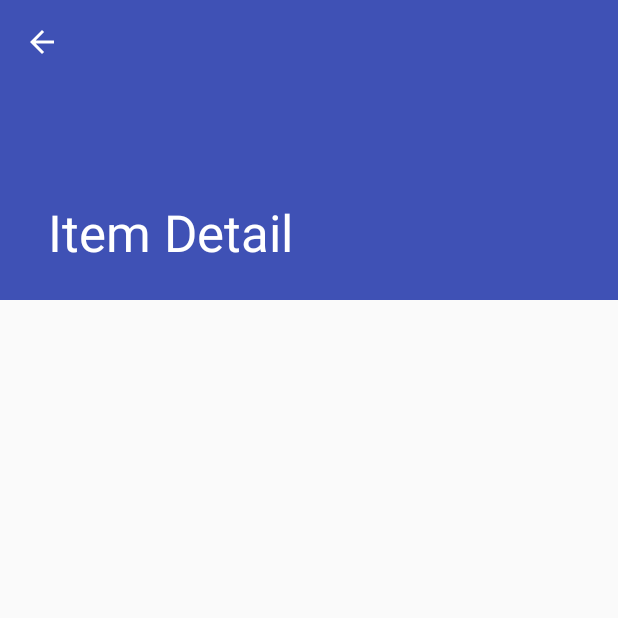
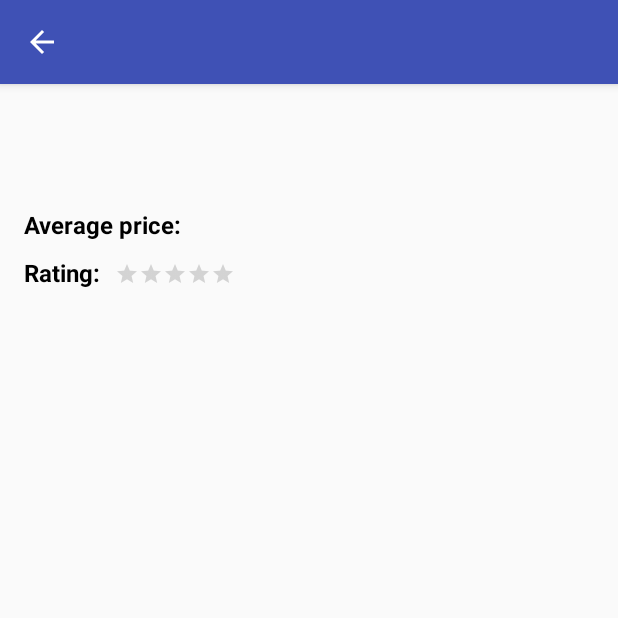
Before and after one commit to atabekm/eatery, an Android app: the ItemDetailActivity screen opened directly, with no data from a screen before it, on a phone screen of 412 x 824 dp, the top half of it. Run offline under Robolectric (Android 15) with nearby library versions, the phone set to English and light mode, and no system bars; our stand-ins replace ButterKnife, Picasso; network calls fail; pictures from the network do not load.

Commit message:
Finish details page

```diff
--- a/app/build.gradle
+++ b/app/build.gradle
@@ -47,4 +47,7 @@ dependencies {
     implementation 'io.reactivex.rxjava2:rxjava:2.1.5'
 
     implementation 'com.squareup.picasso:picasso:2.5.2'
+
+    implementation 'com.jakewharton:butterknife:8.8.1'
+    annotationProcessor 'com.jakewharton:butterknife-compiler:8.8.1'
 }
--- a/app/src/main/java/com/example/eatery/model/Item.java
+++ b/app/src/main/java/com/example/eatery/model/Item.java
@@ -1,12 +1,14 @@
 package com.example.eatery.model;
 
 import com.google.gson.annotations.SerializedName;
+
+import java.io.Serializable;
 
 /**
  * Created by atabek on 11/06/2017.
  */
 
-public class Item {
+public class Item implements Serializable {
 
     @SerializedName("name")
     private String name;
--- a/app/src/main/java/com/example/eatery/view/activity/ItemDetailActivity.java
+++ b/app/src/main/java/com/example/eatery/view/activity/ItemDetailActivity.java
@@ -1,14 +1,16 @@
 package com.example.eatery.view.activity;
 
-import android.content.Intent;
 import android.os.Bundle;
 import android.support.v7.app.ActionBar;
 import android.support.v7.app.AppCompatActivity;
 import android.support.v7.widget.Toolbar;
 import android.view.MenuItem;
 
+import com.example.eatery.R;
 import com.example.eatery.view.fragment.ItemDetailFragment;
-import com.example.eatery.R;
+
+import butterknife.BindView;
+import butterknife.ButterKnife;
 
 /**
  * An activity representing a single Item detail screen. This
@@ -18,11 +20,14 @@ import com.example.eatery.R;
  */
 public class ItemDetailActivity extends AppCompatActivity {
 
+    @BindView(R.id.detail_toolbar) Toolbar toolbar;
+
     @Override
     protected void onCreate(Bundle savedInstanceState) {
         super.onCreate(savedInstanceState);
         setContentView(R.layout.activity_item_detail);
-        Toolbar toolbar = findViewById(R.id.detail_toolbar);
+        ButterKnife.bind(this);
+
         setSupportActionBar(toolbar);
 
         // Show the Up button in the action bar.
@@ -44,8 +49,8 @@ public class ItemDetailActivity extends AppCompatActivity {
             // Create the detail fragment and add it to the activity
             // using a fragment transaction.
             Bundle arguments = new Bundle();
-            arguments.putString(ItemDetailFragment.ARG_ITEM_ID,
-                getIntent().getStringExtra(ItemDetailFragment.ARG_ITEM_ID));
+            arguments.putSerializable(ItemDetailFragment.ARG_ITEM,
+                getIntent().getSerializableExtra(ItemDetailFragment.ARG_ITEM));
             ItemDetailFragment fragment = new ItemDetailFragment();
             fragment.setArguments(arguments);
             getSupportFragmentManager().beginTransaction()
@@ -58,13 +63,7 @@ public class ItemDetailActivity extends AppCompatActivity {
     public boolean onOptionsItemSelected(MenuItem item) {
         int id = item.getItemId();
         if (id == android.R.id.home) {
-            // This ID represents the Home or Up button. In the case of this
-            // activity, the Up button is shown. For
-            // more details, see the Navigation pattern on Android Design:
-            //
-            // http://developer.android.com/design/patterns/navigation.html#up-vs-back
-            //
-            navigateUpTo(new Intent(this, ItemListActivity.class));
+            finish();
             return true;
         }
         return super.onOptionsItemSelected(item);
--- a/app/src/main/java/com/example/eatery/view/fragment/ItemDetailFragment.java
+++ b/app/src/main/java/com/example/eatery/view/fragment/ItemDetailFragment.java
@@ -1,41 +1,33 @@
 package com.example.eatery.view.fragment;
 
-import android.app.Activity;
-import android.support.design.widget.CollapsingToolbarLayout;
 import android.os.Bundle;
 import android.support.v4.app.Fragment;
 import android.view.LayoutInflater;
 import android.view.View;
 import android.view.ViewGroup;
+import android.widget.ImageView;
+import android.widget.RatingBar;
 import android.widget.TextView;
 
 import com.example.eatery.R;
-import com.example.eatery.model.dummy.DummyContent;
-import com.example.eatery.view.activity.ItemDetailActivity;
-import com.example.eatery.view.activity.ItemListActivity;
+import com.example.eatery.model.Item;
+import com.squareup.picasso.Picasso;
 
-/**
- * A fragment representing a single Item detail screen.
- * This fragment is either contained in a {@link ItemListActivity}
- * in two-pane mode (on tablets) or a {@link ItemDetailActivity}
- * on handsets.
- */
+import java.util.Locale;
+
+import butterknife.BindView;
+import butterknife.ButterKnife;
+
 public class ItemDetailFragment extends Fragment {
-    /**
-     * The fragment argument representing the item ID that this fragment
-     * represents.
-     */
-    public static final String ARG_ITEM_ID = "item_id";
+    public static final String ARG_ITEM = "item";
+    private Item item;
 
-    /**
-     * The dummy content this fragment is presenting.
-     */
-    private DummyContent.DummyItem item;
+    @BindView(R.id.item_name) TextView name;
+    @BindView(R.id.item_description) TextView description;
+    @BindView(R.id.item_average_price) TextView averagePrice;
+    @BindView(R.id.item_rating) RatingBar ratingBar;
+    @BindView(R.id.item_icon) ImageView icon;
 
-    /**
-     * Mandatory empty constructor for the fragment manager to instantiate the
-     * fragment (e.g. upon screen orientation changes).
-     */
     public ItemDetailFragment() {
     }
 
@@ -43,17 +35,8 @@ public class ItemDetailFragment extends Fragment {
     public void onCreate(Bundle savedInstanceState) {
         super.onCreate(savedInstanceState);
 
-        if (getArguments().containsKey(ARG_ITEM_ID)) {
-            // Load the dummy content specified by the fragment
-            // arguments. In a real-world scenario, use a Loader
-            // to load content from a content provider.
-            item = DummyContent.ITEM_MAP.get(getArguments().getString(ARG_ITEM_ID));
-
-            Activity activity = this.getActivity();
-            CollapsingToolbarLayout appBarLayout = activity.findViewById(R.id.toolbar_layout);
-            if (appBarLayout != null) {
-                appBarLayout.setTitle(item.content);
-            }
+        if (getArguments().containsKey(ARG_ITEM)) {
+            item = (Item) getArguments().getSerializable(ARG_ITEM);
         }
     }
 
@@ -61,10 +44,17 @@ public class ItemDetailFragment extends Fragment {
     public View onCreateView(LayoutInflater inflater, ViewGroup container,
                              Bundle savedInstanceState) {
         View rootView = inflater.inflate(R.layout.item_detail, container, false);
+        ButterKnife.bind(this, rootView);
 
-        // Show the dummy content as text in a TextView.
         if (item != null) {
-            ((TextView) rootView.findViewById(R.id.item_detail)).setText(item.details);
+            name.setText(item.getName());
+            description.setText(item.getDescription());
+            averagePrice.setText(String.format(Locale.getDefault(),"$%.2f", item.getAveragePrice()));
+            ratingBar.setRating(item.getRating());
+            ratingBar.setIsIndicator(true);
+            Picasso.with(rootView.getContext())
+                .load(item.getImageUrl())
+                .into(icon);
         }
 
         return rootView;
--- a/app/src/main/res/layout-w900dp/item_list.xml
+++ b/app/src/main/res/layout-w900dp/item_list.xml
@@ -3,8 +3,6 @@
     xmlns:tools="http://schemas.android.com/tools"
     android:layout_width="match_parent"
     android:layout_height="match_parent"
-    android:layout_marginLeft="@dimen/standard_padding"
-    android:layout_marginRight="@dimen/standard_padding"
     android:baselineAligned="false"
     android:divider="?android:attr/dividerHorizontal"
     android:orientation="horizontal"
--- a/app/src/main/res/layout/activity_item_detail.xml
+++ b/app/src/main/res/layout/activity_item_detail.xml
@@ -10,7 +10,7 @@
     <android.support.design.widget.AppBarLayout
         android:id="@+id/app_bar"
         android:layout_width="match_parent"
-        android:layout_height="@dimen/app_bar_height"
+        android:layout_height="wrap_content"
         android:fitsSystemWindows="true"
         android:theme="@style/ThemeOverlay.AppCompat.Dark.ActionBar">
 
@@ -19,8 +19,6 @@
             android:layout_width="match_parent"
             android:layout_height="match_parent"
             android:fitsSystemWindows="true"
-            app:contentScrim="?attr/colorPrimary"
-            app:layout_scrollFlags="scroll|exitUntilCollapsed"
             app:toolbarId="@+id/toolbar">
 
             <android.support.v7.widget.Toolbar
--- a/app/src/main/res/layout/item_detail.xml
+++ b/app/src/main/res/layout/item_detail.xml
@@ -1,9 +1,84 @@
-<TextView android:id="@+id/item_detail"
-    style="?android:attr/textAppearanceLarge"
-    xmlns:android="http://schemas.android.com/apk/res/android"
+<ScrollView xmlns:android="http://schemas.android.com/apk/res/android"
     xmlns:tools="http://schemas.android.com/tools"
     android:layout_width="match_parent"
-    android:layout_height="match_parent"
-    android:padding="@dimen/standard_padding"
-    android:textIsSelectable="true"
-    tools:context="com.example.eatery.view.fragment.ItemDetailFragment"/>
+    android:layout_height="match_parent">
+
+    <RelativeLayout
+        android:layout_width="match_parent"
+        android:layout_height="wrap_content"
+        android:orientation="vertical"
+        android:padding="@dimen/standard_padding">
+
+        <TextView
+            android:id="@+id/item_name"
+            android:layout_width="wrap_content"
+            android:layout_height="wrap_content"
+            android:textSize="@dimen/main_text_size"
+            android:textStyle="bold"
+            android:textColor="@android:color/black"
+            tools:text="Padstow"/>
+
+        <TextView
+            android:id="@+id/item_description"
+            android:layout_width="match_parent"
+            android:layout_height="wrap_content"
+            android:layout_marginTop="10dp"
+            android:layout_below="@id/item_name"
+            android:textSize="@dimen/secondary_text_size"
+            android:textColor="@android:color/black"
+            tools:text="Mauris aliquam pellentesque velit, in elementum massa posuere id. Class aptent taciti sociosqu ad litora torquent per conubia nostra, per inceptos himenaeos. In et rutrum lectus."/>
+
+        <TextView
+            android:id="@+id/item_average_price_title"
+            android:layout_width="wrap_content"
+            android:layout_height="wrap_content"
+            android:layout_below="@id/item_description"
+            android:layout_marginTop="10dp"
+            android:layout_marginEnd="10dp"
+            android:textSize="@dimen/secondary_text_size"
+            android:textColor="@android:color/black"
+            android:textStyle="bold"
+            android:text="@string/average_price"/>
+
+        <TextView
+            android:id="@+id/item_average_price"
+            android:layout_width="match_parent"
+            android:layout_height="wrap_content"
+            android:layout_below="@id/item_description"
+            android:layout_toEndOf="@id/item_average_price_title"
+            android:layout_marginTop="10dp"
+            android:textSize="@dimen/secondary_text_size"
+            android:textColor="@android:color/black"
+            tools:text="29.5"/>
+
+        <TextView
+            android:id="@+id/item_rating_title"
+            android:layout_width="wrap_content"
+            android:layout_height="wrap_content"
+            android:layout_below="@id/item_average_price"
+            android:layout_marginTop="10dp"
+            android:layout_marginEnd="10dp"
+            android:textSize="@dimen/secondary_text_size"
+            android:textColor="@android:color/black"
+            android:textStyle="bold"
+            android:text="@string/rating"/>
+
+        <RatingBar
+            android:id="@+id/item_rating"
+            android:layout_width="wrap_content"
+            android:layout_height="wrap_content"
+            android:layout_marginTop="14dp"
+            android:layout_below="@id/item_average_price"
+            android:layout_toEndOf="@id/item_rating_title"
+            style="?android:attr/ratingBarStyleSmall"/>
+
+        <ImageView
+            android:id="@+id/item_icon"
+            android:layout_width="match_parent"
+            android:layout_height="wrap_content"
+            android:layout_marginTop="10dp"
+            android:layout_below="@id/item_rating"/>
+
+    </RelativeLayout>
+
+</ScrollView>
--- a/app/src/main/res/values/dimens.xml
+++ b/app/src/main/res/values/dimens.xml
@@ -1,11 +1,10 @@
 <?xml version="1.0" encoding="utf-8"?>
 <resources>
-    <dimen name="fab_margin">16dp</dimen>
-    <dimen name="app_bar_height">200dp</dimen>
-    <dimen name="item_width">200dp</dimen>
+    <dimen name="item_width">300dp</dimen>
     <dimen name="text_margin">16dp</dimen>
     <dimen name="standard_padding">16dp</dimen>
-    <dimen name="item_size">70dp</dimen>
-    <dimen name="title_text_size">18sp</dimen>
-    <dimen name="description_text_size">16sp</dimen>
+    <dimen name="item_size">102dp</dimen>
+    <dimen name="main_text_size">18sp</dimen>
+    <dimen name="secondary_text_size">16sp</dimen>
+    <dimen name="icon_size">70dp</dimen>
 </resources>
--- a/app/src/main/res/values/strings.xml
+++ b/app/src/main/res/values/strings.xml
@@ -1,4 +1,6 @@
 <resources>
     <string name="app_name">Eatery</string>
     <string name="title_item_detail">Item Detail</string>
+    <string name="rating">Rating:</string>
+    <string name="average_price">Average price:</string>
 </resources>
```
Also changed, not shown: app/src/main/java/com/example/eatery/view/ItemAdapter.java (+20 -12 lines), app/src/main/java/com/example/eatery/view/activity/ItemListActivity.java (+17 -14 lines), app/src/main/res/layout/item_list_content.xml (+6 -7 lines).
